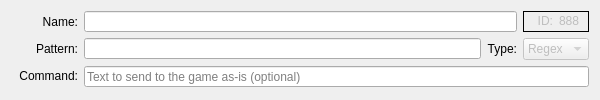
Old version of the form src/ui/aliases_main_area.ui in the repository Mudlet/Mudlet.
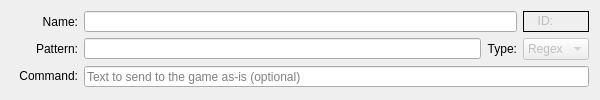
New version of the form.

Commit message: Revise: remove dummy text used during form design

```diff
--- a/src/ui/aliases_main_area.ui
+++ b/src/ui/aliases_main_area.ui
@@ -101,7 +101,7 @@
          <bool>false</bool>
         </property>
         <property name="text">
-         <string>888</string>
+         <string/>
         </property>
         <property name="textInteractionFlags">
          <set>Qt::TextSelectableByMouse</set>
```
The commit also changes 5 other files.
